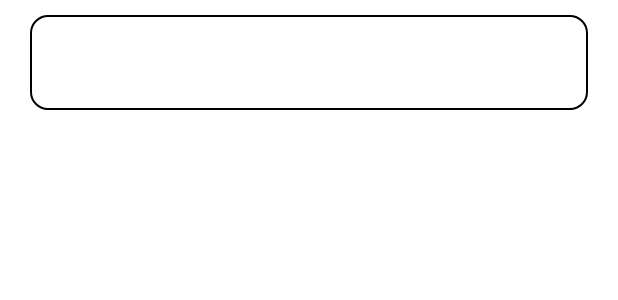
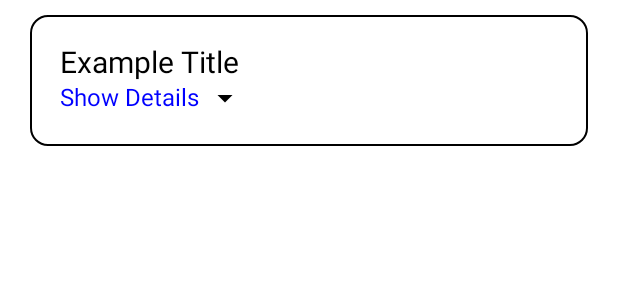
Before and after one commit to GautamCoder4019k/CancerDetection, an Android app built with Jetpack Compose: the @Preview function DashboardListElementPreview, on a phone screen of 412 x 824 dp. Shown: the top 300 px of the screen. Run offline under Robolectric (Android 15) with nearby library versions, the phone set to English and light mode, and no system bars; pictures from the network do not load.

Commit message:
app: uri in response and color change based on verdict

```diff
--- a/app/src/main/java/com/project/cancerdetect/api/ApiService.kt
+++ b/app/src/main/java/com/project/cancerdetect/api/ApiService.kt
@@ -17,7 +17,7 @@ interface ApiService {
 
 object RetrofitClient {
     val retrofit = Retrofit.Builder()
-        .baseUrl("http://<your_ip>:5000/")
+        .baseUrl("http://192.168.134.64:5000/")
         .addConverterFactory(GsonConverterFactory.create())
         .build()
 
--- a/app/src/main/java/com/project/cancerdetect/dashboard/DashboardListElement.kt
+++ b/app/src/main/java/com/project/cancerdetect/dashboard/DashboardListElement.kt
@@ -1,38 +1,94 @@
 package com.project.cancerdetect.dashboard
 
+import android.net.Uri
 import androidx.compose.foundation.BorderStroke
+import androidx.compose.foundation.Image
+import androidx.compose.foundation.clickable
+import androidx.compose.foundation.layout.Column
+import androidx.compose.foundation.layout.Row
 import androidx.compose.foundation.layout.fillMaxWidth
+import androidx.compose.foundation.layout.height
 import androidx.compose.foundation.layout.padding
+import androidx.compose.material.icons.Icons
+import androidx.compose.material.icons.filled.ArrowDropDown
+import androidx.compose.material.icons.filled.ArrowDropUp
 import androidx.compose.material3.Card
 import androidx.compose.material3.CardDefaults
+import androidx.compose.material3.Icon
 import androidx.compose.material3.Text
 import androidx.compose.runtime.Composable
+import androidx.compose.runtime.getValue
+import androidx.compose.runtime.mutableStateOf
+import androidx.compose.runtime.remember
+import androidx.compose.runtime.setValue
+import androidx.compose.ui.Alignment
 import androidx.compose.ui.Modifier
 import androidx.compose.ui.graphics.Color
 import androidx.compose.ui.text.TextStyle
 import androidx.compose.ui.tooling.preview.Preview
 import androidx.compose.ui.unit.dp
 import androidx.compose.ui.unit.sp
+import coil.compose.rememberAsyncImagePainter
 
 @Composable
-fun DashboardListElement(text: String) {
+fun DashboardListElement(text: String, uri: Uri?, infoText: String, color: Color) {
+    var expanded by remember { mutableStateOf(false) }
     Card(
         modifier = Modifier
             .fillMaxWidth()
             .padding(start = 20.dp, end = 20.dp, top = 10.dp, bottom = 10.dp),
-        colors = CardDefaults.cardColors(Color.White),
+        colors = CardDefaults.cardColors(color),
         border = BorderStroke(1.dp, Color.Black)
     ) {
-        Text(
-            modifier = Modifier.padding(20.dp),
-            text = text,
-            style = TextStyle(fontSize = 20.sp, color = Color.Black)
-        )
+        Column(
+            modifier = Modifier.padding(20.dp)
+        ) {
+            Text(
+                text = text,
+                style = TextStyle(fontSize = 20.sp, color = Color.Black)
+            )
+            Row(
+                verticalAlignment = Alignment.CenterVertically,
+                modifier = Modifier.clickable { expanded = !expanded }
+            ) {
+                Text(
+                    text = if (expanded) "Hide Details" else "Show Details",
+                    style = TextStyle(fontSize = 16.sp, color = Color.Blue),
+                    modifier = Modifier.padding(end = 5.dp)
+                )
+                Icon(
+                    imageVector = if (expanded) Icons.Filled.ArrowDropUp else Icons.Filled.ArrowDropDown,
+                    tint = Color.Black,
+                    contentDescription = if (expanded) "Hide details" else "Show details"
+                )
+            }
+            if (expanded) {
+                Text(
+                    text = infoText,
+                    style = TextStyle(fontSize = 20.sp, color = Color.Black)
+                )
+            }
+            uri?.let {
+                Image(
+                    painter = rememberAsyncImagePainter(uri),
+                    contentDescription = "Uploaded Image",
+                    modifier = Modifier
+                        .fillMaxWidth()
+                        .padding(top = 8.dp)
+                        .height(200.dp)
+                )
+            }
+        }
     }
 }
 
 @Preview
 @Composable
 private fun DashboardListElementPreview() {
-    DashboardListElement("")
+    DashboardListElement(
+        "Example Title",
+        null,
+        "Detailed information that can be expanded or collapsed.",
+        Color.White
+    )
 }
```
Also changed, not shown: app/build.gradle.kts (+7 -0 lines), app/src/main/java/com/project/cancerdetect/dashboard/DashboardScreen.kt (+39 -14 lines), app/src/main/java/com/project/cancerdetect/model/CancerResponse.kt (+10 -5 lines).
